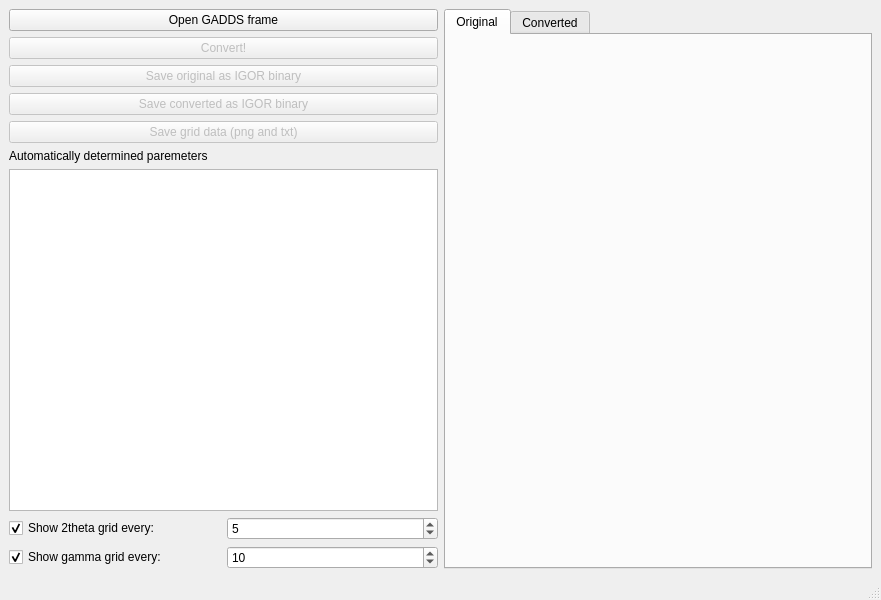
Above: ui_mainwindow.ui from t-onoz/gaddsconverter before the change. Below: the same form after it.
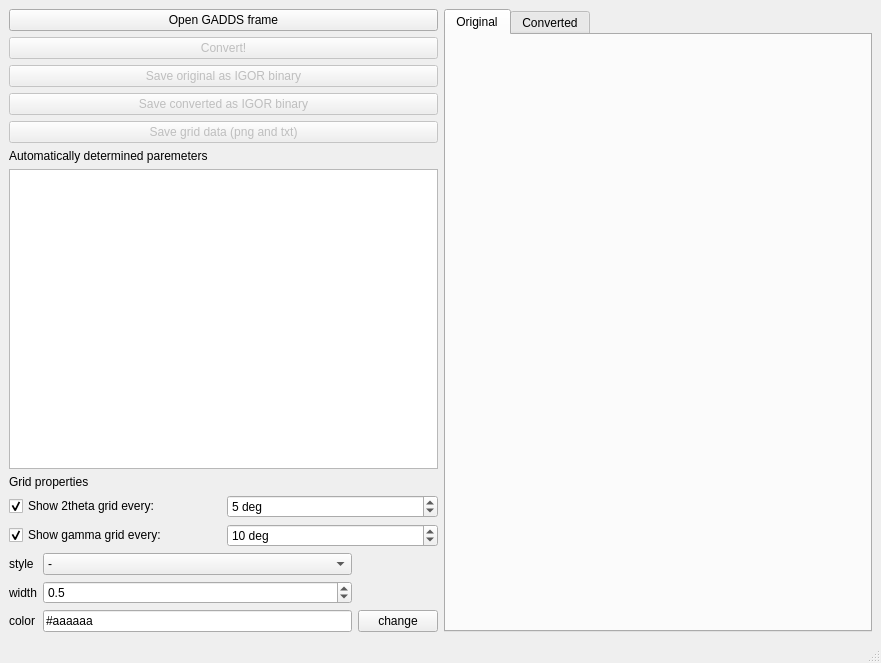
That is the form after the change. Custom widgets are drawn as their Qt base class.

Commit message: select color, linestyle

Patch:
```diff
--- a/ui_mainwindow.ui
+++ b/ui_mainwindow.ui
@@ -7,7 +7,7 @@
     <x>0</x>
     <y>0</y>
     <width>881</width>
-    <height>600</height>
+    <height>663</height>
    </rect>
   </property>
   <property name="windowTitle">
@@ -16,7 +16,7 @@
   <widget class="QWidget" name="centralwidget">
    <layout class="QHBoxLayout" name="horizontalLayout">
     <item>
-     <layout class="QVBoxLayout" name="verticalLayout">
+     <layout class="QVBoxLayout" name="verticalLayout_2">
       <item>
        <widget class="QPushButton" name="pbOpen">
         <property name="text">
@@ -79,7 +79,32 @@
        </widget>
       </item>
       <item>
+       <layout class="QVBoxLayout" name="verticalLayout">
+        <item>
+         <widget class="QLabel" name="label_3">
+          <property name="text">
+           <string>Grid properties</string>
+          </property>
+         </widget>
+        </item>
+        <item>
        <layout class="QGridLayout" name="gridLayout">
+          <item row="1" column="1">
+           <widget class="QSpinBox" name="sbGridGamma">
+            <property name="suffix">
+             <string> deg</string>
+            </property>
+            <property name="minimum">
+             <number>1</number>
+            </property>
+            <property name="maximum">
+             <number>360</number>
+            </property>
+            <property name="value">
+             <number>10</number>
+            </property>
+           </widget>
+          </item>
         <item row="0" column="0">
          <widget class="QCheckBox" name="cbGrid2th">
           <property name="text">
@@ -90,8 +115,21 @@
           </property>
          </widget>
         </item>
+          <item row="1" column="0">
+           <widget class="QCheckBox" name="cbGridGamma">
+            <property name="text">
+             <string>Show gamma grid every:</string>
+            </property>
+            <property name="checked">
+             <bool>true</bool>
+            </property>
+           </widget>
+          </item>
         <item row="0" column="1">
          <widget class="QSpinBox" name="sbGrid2th">
+            <property name="suffix">
+             <string> deg</string>
+            </property>
           <property name="minimum">
            <number>1</number>
           </property>
@@ -103,28 +141,89 @@
           </property>
          </widget>
         </item>
+         </layout>
+        </item>
+        <item>
+         <layout class="QGridLayout" name="gridLayout_2">
+          <item row="0" column="0">
+           <widget class="QLabel" name="label_4">
+            <property name="text">
+             <string>style</string>
+            </property>
+           </widget>
+          </item>
+          <item row="0" column="1">
+           <widget class="QComboBox" name="cbGridStyle">
+            <item>
+             <property name="text">
+              <string>-</string>
+             </property>
+            </item>
+            <item>
+             <property name="text">
+              <string>--</string>
+             </property>
+            </item>
+            <item>
+             <property name="text">
+              <string>-.</string>
+             </property>
+            </item>
+            <item>
+             <property name="text">
+              <string>:</string>
+             </property>
+            </item>
+           </widget>
+          </item>
         <item row="1" column="0">
-         <widget class="QCheckBox" name="cbGridGamma">
+           <widget class="QLabel" name="label_2">
           <property name="text">
-           <string>Show gamma grid every:</string>
-          </property>
-          <property name="checked">
-           <bool>true</bool>
+             <string>width</string>
           </property>
          </widget>
         </item>
         <item row="1" column="1">
-         <widget class="QSpinBox" name="sbGridGamma">
-          <property name="minimum">
+           <widget class="QDoubleSpinBox" name="dsbGridWidth">
+            <property name="decimals">
            <number>1</number>
           </property>
-          <property name="maximum">
-           <number>360</number>
+            <property name="minimum">
+             <double>0.100000000000000</double>
+            </property>
+            <property name="singleStep">
+             <double>0.100000000000000</double>
           </property>
           <property name="value">
-           <number>10</number>
-          </property>
-         </widget>
+             <double>0.500000000000000</double>
+            </property>
+           </widget>
+          </item>
+          <item row="2" column="0">
+           <widget class="QLabel" name="label_5">
+            <property name="text">
+             <string>color</string>
+            </property>
+           </widget>
+          </item>
+          <item row="2" column="1">
+           <widget class="QLineEdit" name="leGridColor">
+            <property name="text">
+             <string>#aaaaaa</string>
+            </property>
+            <property name="readOnly">
+             <bool>true</bool>
+            </property>
+           </widget>
+          </item>
+          <item row="2" column="2">
+           <widget class="QPushButton" name="pbGridColor">
+            <property name="text">
+             <string>change</string>
+            </property>
+           </widget>
+          </item>
+         </layout>
         </item>
        </layout>
       </item>
```
Left out of the diff: 5 changed lines with no effect on the pictures. Lines whose indentation alone changed are shown as unchanged. The commit also changes 1 other file.
